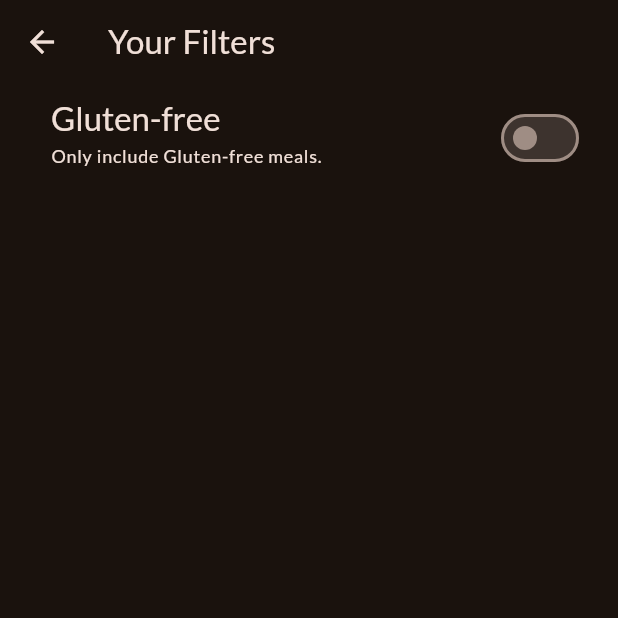
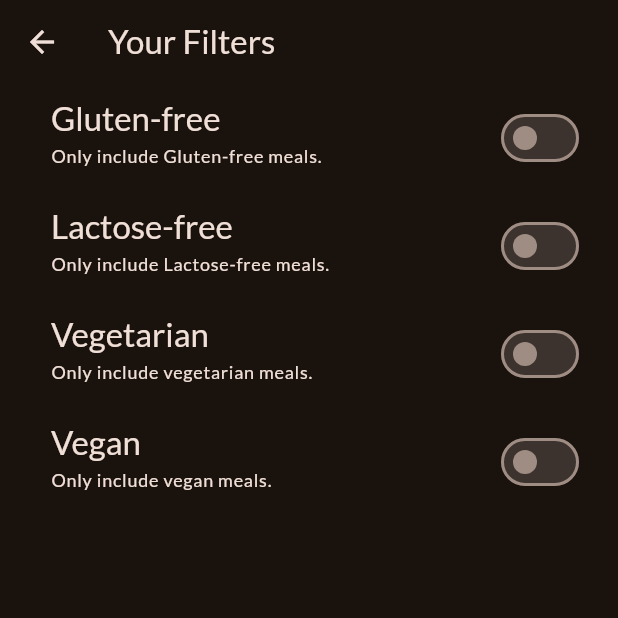
Before and after one commit to adogbeji/FlutterMealsApp, a Flutter app: the FiltersScreen screen opened directly, on a phone screen of 412 x 824 dp, the top half of it. Run offline on Flutter 3.47's test engine with Material 3 defaults, Android fonts, the phone set to English and light mode, and no system bars; our stand-ins replace google_fonts, transparent_image.

Commit message:
Add other switches to filters screen

```diff
--- a/lib/screens/filters.dart
+++ b/lib/screens/filters.dart
@@ -12,6 +12,9 @@ class FiltersScreen extends StatefulWidget {
 
 class _FiltersScreenState extends State<FiltersScreen> {
   var _glutenFreeFilterSet = false;
+  var _lactoseFreeFilterSet = false;
+  var _vegetarianFilterSet = false;
+  var _vaganFilterSet = false;
 
   @override
   Widget build(BuildContext context) {
@@ -44,6 +47,57 @@ class _FiltersScreenState extends State<FiltersScreen> {
           activeColor: Theme.of(context).colorScheme.tertiary,
           contentPadding: const EdgeInsets.only(left: 34, right: 22),
           ),
+
+          SwitchListTile(
+            value: _lactoseFreeFilterSet,
+            onChanged: (isChecked) {
+              setState(() {
+                _lactoseFreeFilterSet = isChecked;
+              });
+            },
+            title: Text('Lactose-free', style: Theme.of(context).textTheme.titleLarge!.copyWith(
+            color: Theme.of(context).colorScheme.onBackground,
+          ),),
+          subtitle: Text('Only include Lactose-free meals.', style: Theme.of(context).textTheme.labelMedium!.copyWith(
+            color: Theme.of(context).colorScheme.onBackground,
+          ),),
+          activeColor: Theme.of(context).colorScheme.tertiary,
+          contentPadding: const EdgeInsets.only(left: 34, right: 22),
+          ),
+
+          SwitchListTile(
+            value: _vegetarianFilterSet,
+            onChanged: (isChecked) {
+              setState(() {
+                _vegetarianFilterSet = isChecked;
+              });
+            },
+            title: Text('Vegetarian', style: Theme.of(context).textTheme.titleLarge!.copyWith(
+            color: Theme.of(context).colorScheme.onBackground,
+          ),),
+          subtitle: Text('Only include vegetarian meals.', style: Theme.of(context).textTheme.labelMedium!.copyWith(
+            color: Theme.of(context).colorScheme.onBackground,
+          ),),
+          activeColor: Theme.of(context).colorScheme.tertiary,
+          contentPadding: const EdgeInsets.only(left: 34, right: 22),
+          ),
+
+          SwitchListTile(
+            value: _vaganFilterSet,
+            onChanged: (isChecked) {
+              setState(() {
+                _vaganFilterSet = isChecked;
+              });
+            },
+            title: Text('Vegan', style: Theme.of(context).textTheme.titleLarge!.copyWith(
+            color: Theme.of(context).colorScheme.onBackground,
+          ),),
+          subtitle: Text('Only include vegan meals.', style: Theme.of(context).textTheme.labelMedium!.copyWith(
+            color: Theme.of(context).colorScheme.onBackground,
+          ),),
+          activeColor: Theme.of(context).colorScheme.tertiary,
+          contentPadding: const EdgeInsets.only(left: 34, right: 22),
+          ),
         ],
       ),
     );
```
